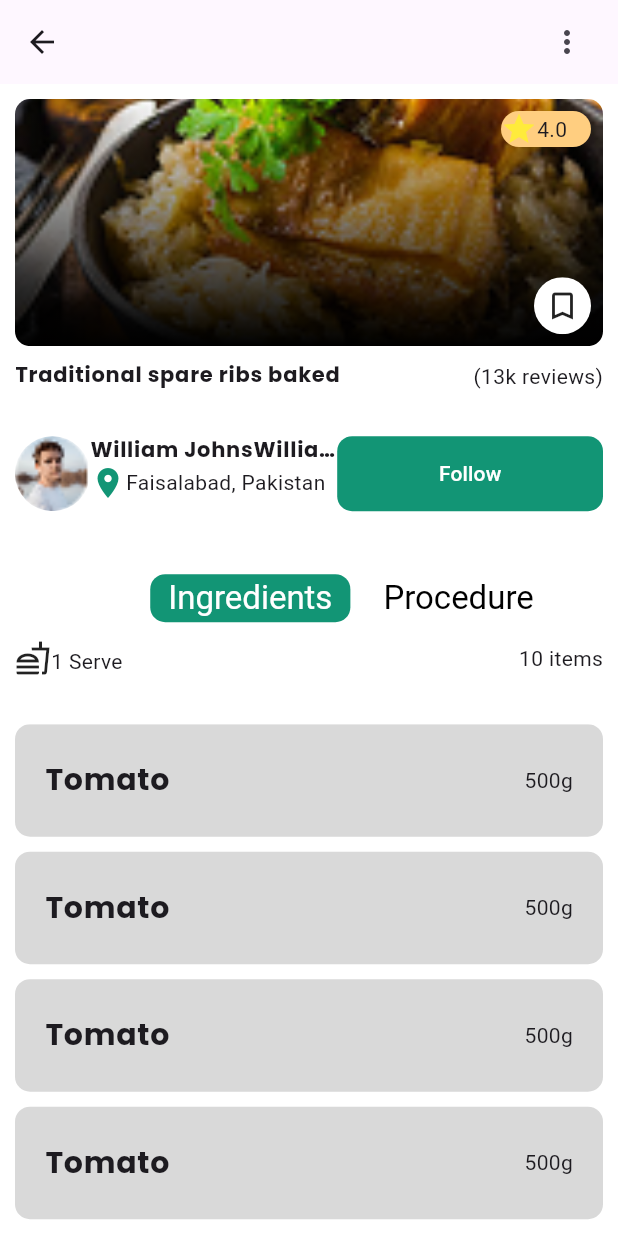
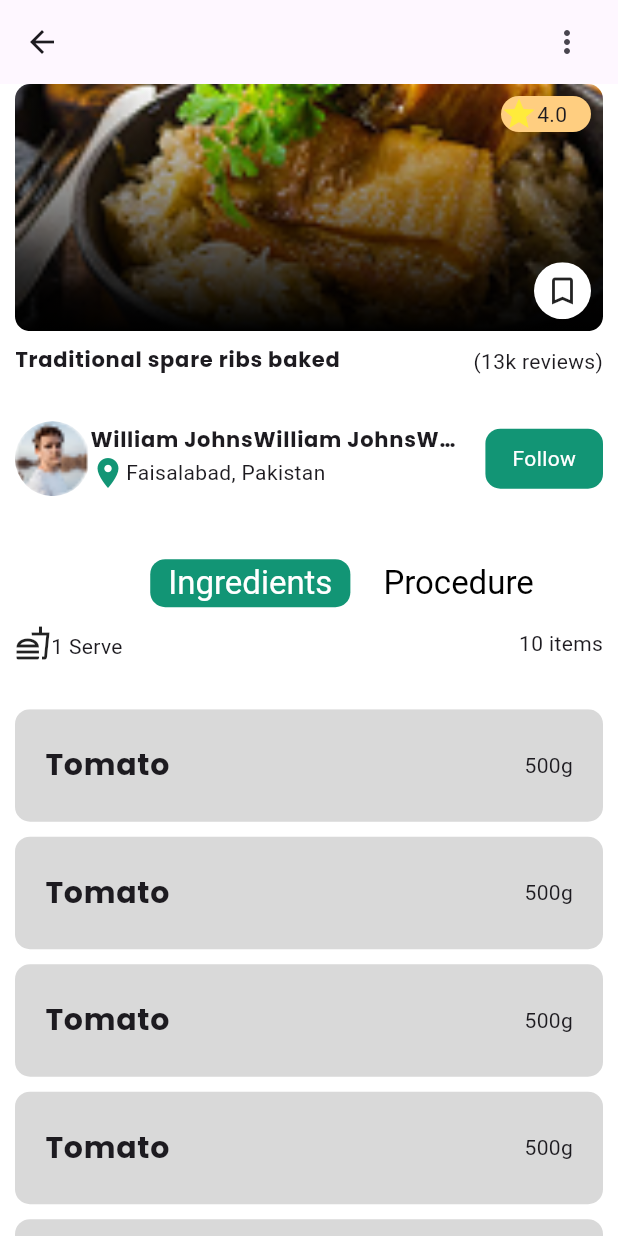
Before and after one commit to abdulrehman202/recipe_app, a Flutter app: the RecipeViewScreen screen opened directly, on a phone screen of 412 x 824 dp. Run offline on Flutter 3.47's test engine with Material 3 defaults, Android fonts, the light colour scheme and no system bars; drawn by our look-alikes of chips_choice.

Commit message:
Follow button issue resolved

```diff
--- a/lib/View/recipe_view_screen.dart
+++ b/lib/View/recipe_view_screen.dart
@@ -36,7 +36,7 @@ class _RecipeViewScreenState extends State<RecipeViewScreen>
 
   Widget _body(BuildContext context) {
     return Container(
-        margin: const EdgeInsets.all(10.0),
+        margin: const EdgeInsets.symmetric(horizontal:  10.0),
         child:
             CustomScrollView(controller: _scrollController, slivers: <Widget>[
           SliverToBoxAdapter(
@@ -62,7 +62,7 @@ class _RecipeViewScreenState extends State<RecipeViewScreen>
                 Row(
                   mainAxisAlignment: MainAxisAlignment.spaceBetween,
                   children: [
-                    Row(crossAxisAlignment: CrossAxisAlignment.end, children: [
+                    const Row(crossAxisAlignment: CrossAxisAlignment.end, children: [
                       Icon(Icons.fastfood_outlined),
                       Text('1 Serve'),
                     ]),
@@ -178,7 +178,9 @@ class _RecipeViewScreenState extends State<RecipeViewScreen>
       child: Row(
         mainAxisAlignment: MainAxisAlignment.spaceBetween,
         children: [
-          Wrap(
+          Expanded(
+            flex: 8,
+            child: Row(
               children: [
                 ClipOval(
                   child: SizedBox(
@@ -194,7 +196,7 @@ class _RecipeViewScreenState extends State<RecipeViewScreen>
                   crossAxisAlignment: CrossAxisAlignment.start,
                   children: [
                     Container(
-                    width: MediaQuery.of(context).size.width * 0.4,
+                      width: MediaQuery.of(context).size.width * 0.6,
                       child: Text(
                         'William Johns' * 4,
                         style: Theme.of(context).textTheme.labelMedium,
@@ -214,9 +216,18 @@ class _RecipeViewScreenState extends State<RecipeViewScreen>
                 ),
               ],
             ),
+          ),
           Expanded(
+            flex: 2,
               child:
-                  FilledButton(onPressed: () {}, child: const Text('Follow')))
+                  GestureDetector(onTap: () {}, child: Container(
+                    alignment: Alignment.center,
+                    padding: const EdgeInsets.all(10.0),
+                    decoration: BoxDecoration(
+                      borderRadius: const BorderRadius.all(const Radius.circular(10.0)),
+                      color: Constants.BUTTON_COLOR
+                    ),
+                    child: const Text('Follow',style: TextStyle(color: Colors.white),))))
         ],
       ),
     );
@@ -254,18 +265,11 @@ class _RecipeViewScreenState extends State<RecipeViewScreen>
   }
 
   Widget _tabsList() {
-    return widget._selectedPage == 0
-        ? SliverList.builder(
+    return SliverList.builder(
             itemBuilder: (BuildContext context, int index) {
-              return IngredientCard();
+              return widget._selectedPage == 0? const IngredientCard():ProcedureCard(stepNumber: index);
             },
             itemCount: 25,
-          )
-        : SliverList.builder(
-            itemBuilder: (BuildContext context, int index) {
-              return ProcedureCard(stepNumber: index);
-            },
-            itemCount: 5,
           );
   }
 }
```
Lines whose indentation alone changed are shown as unchanged.
